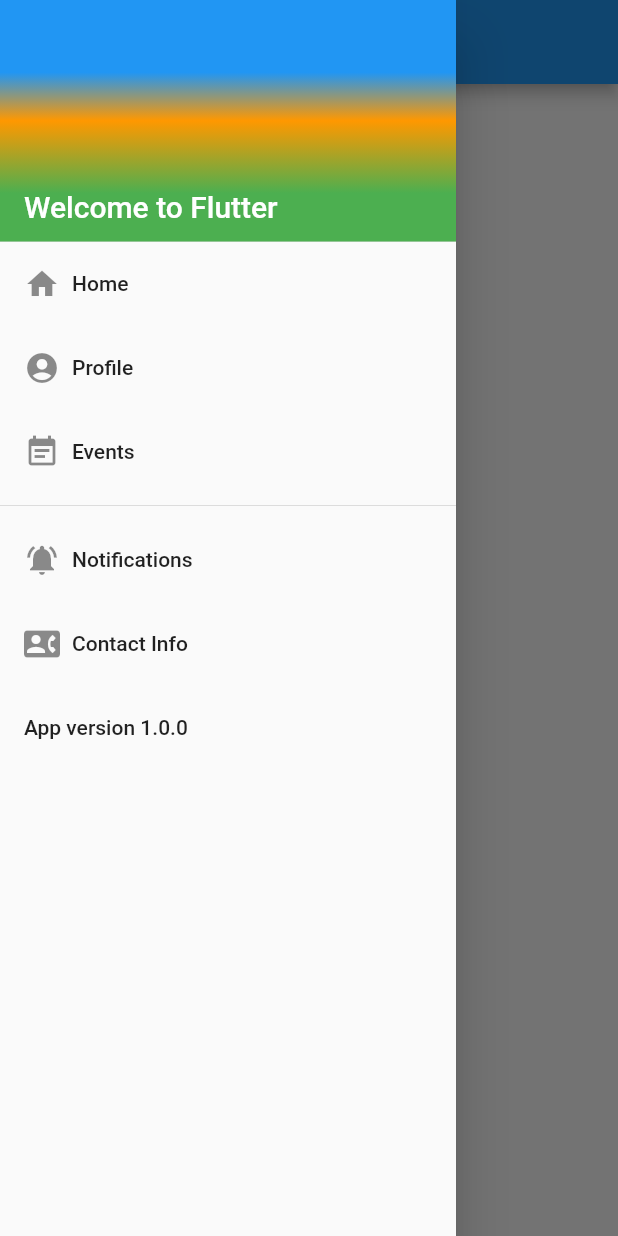
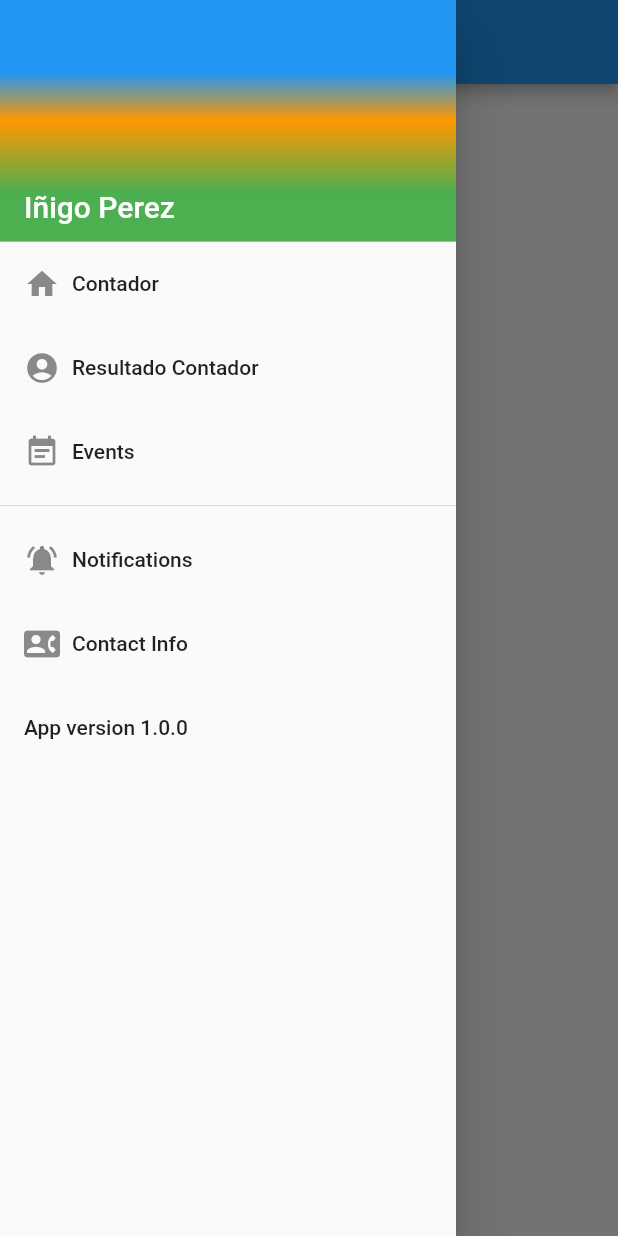
Before and after one commit to Inigoperez/jercicio3_dart, a Flutter app: the screen it shows after launch, with the side drawer open, on a phone screen of 412 x 824 dp. Run offline on Flutter 3.47's test engine with Material 2 defaults, Android fonts, the phone set to English and light mode, and no system bars.

Commit message:
ejercicio 3 terminado

```diff
--- a/lib/fragments/HomePage.dart
+++ b/lib/fragments/HomePage.dart
@@ -12,16 +12,12 @@ class HomePage extends StatelessWidget {
     final contador = Provider.of<Contador>(context);
     return new Scaffold(
       appBar: AppBar(
-        title: Text("Home"),
+        title: Text("Contador"),
       ),
       drawer: NavigationDrawer(),
       body: Center(
         child: Column(
           children: [
-            Text(
-              contador.contador.toString(),
-              style: TextStyle(fontSize: 25.0),
-            ),
             FlatButton(
               color: Colors.blue,
               textColor: Colors.white,
@@ -37,6 +33,10 @@ class HomePage extends StatelessWidget {
                 style: TextStyle(fontSize: 14.0),
               ),
             ),
+            Text(
+              contador.contador.toString(),
+              style: TextStyle(fontSize: 25.0),
+            ),
             FlatButton(
               color: Colors.red,
               textColor: Colors.white,
@@ -48,7 +48,7 @@ class HomePage extends StatelessWidget {
                 contador.restar();
               },
               child: Text(
-                " +1 ",
+                " -1 ",
                 style: TextStyle(fontSize: 14.0),
               ),
             )
--- a/lib/fragments/ProfilePage.dart
+++ b/lib/fragments/ProfilePage.dart
@@ -12,7 +12,7 @@ class ProfilePage extends StatelessWidget {
     final contador = Provider.of<Contador>(context);
     return new Scaffold(
       appBar: AppBar(
-        title: Text("My Profile"),
+        title: Text("Resultado Contador"),
       ),
       drawer: NavigationDrawer(),
       body: Center(
--- a/lib/navigationDrawer/NavigationDrawer.dart
+++ b/lib/navigationDrawer/NavigationDrawer.dart
@@ -14,13 +14,13 @@ class NavigationDrawer extends StatelessWidget {
           createDrawerHeader(),
           createDrawerBodyItem(
             icon: Icons.home,
-            text: 'Home',
+            text: 'Contador',
             onTap: () =>
                 Navigator.pushReplacementNamed(context, PageRoutes.home),
           ),
           createDrawerBodyItem(
             icon: Icons.account_circle,
-            text: 'Profile',
+            text: 'Resultado Contador',
             onTap: () =>
                 Navigator.pushReplacementNamed(context, PageRoutes.profile),
           ),
--- a/lib/widget/CreateDrawerHeader.dart
+++ b/lib/widget/CreateDrawerHeader.dart
@@ -22,7 +22,7 @@ Widget createDrawerHeader() {
         Positioned(
             bottom: 12.0,
             left: 16.0,
-            child: Text("Welcome to Flutter",
+            child: Text("Iñigo Perez",
                 style: TextStyle(
                     color: Colors.white,
                     fontSize: 20.0,
```
